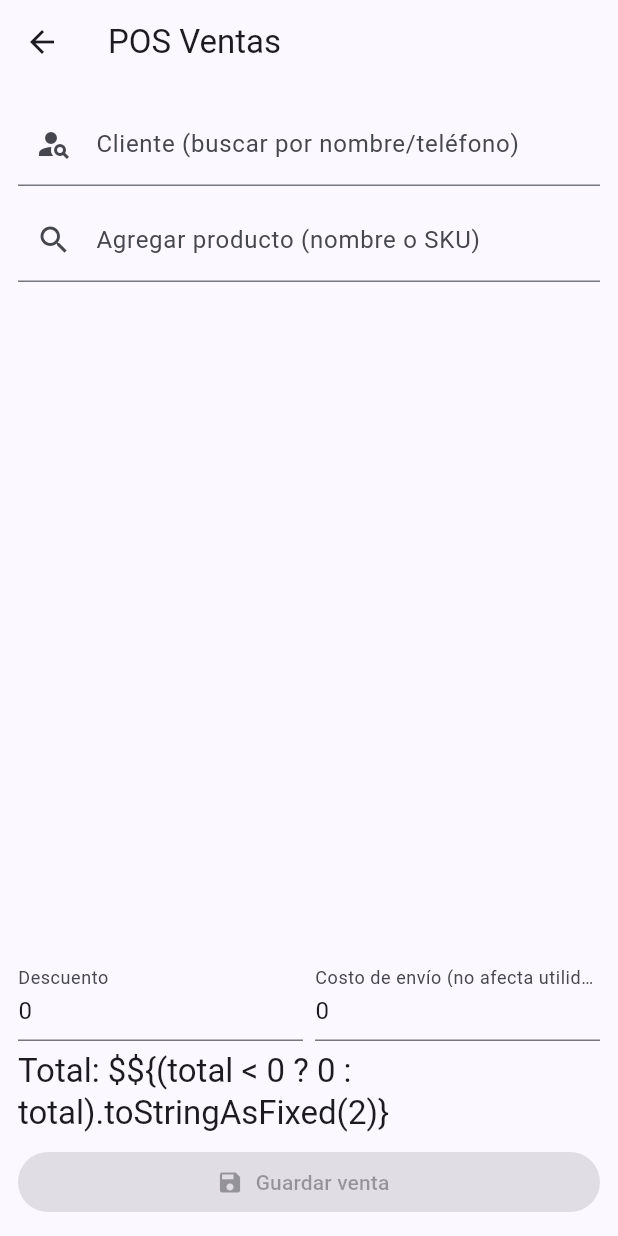
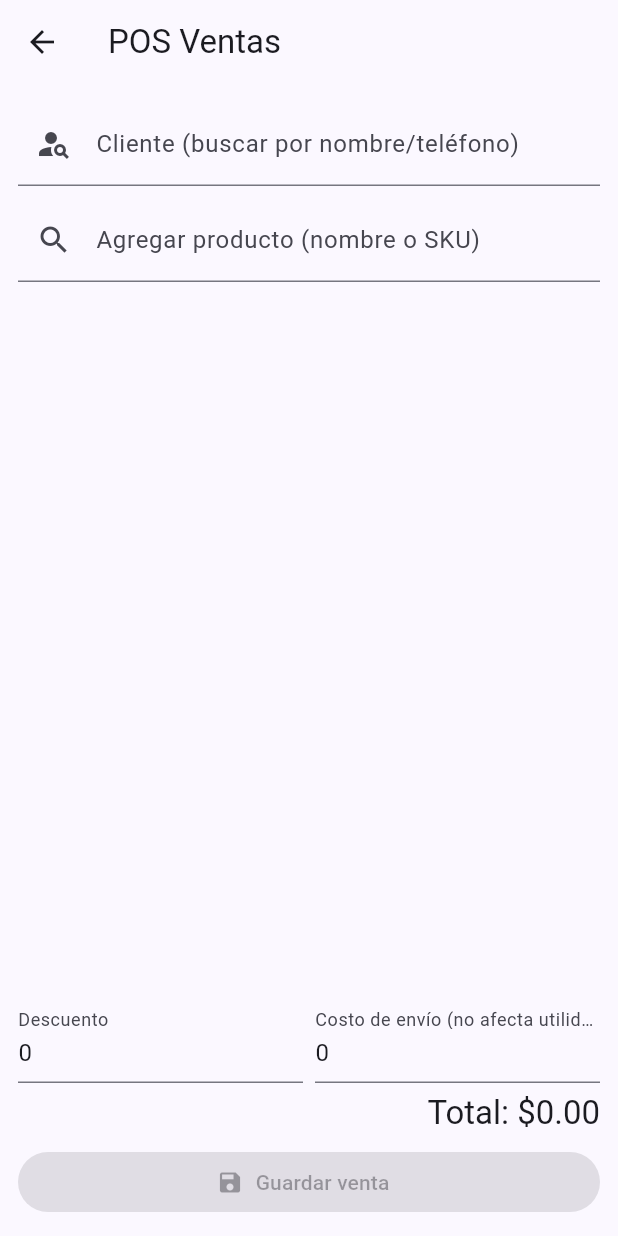
Before and after one commit to sergiopolis69-oss/popperscuv4, a Flutter app: the SalesPage screen opened directly, on a phone screen of 412 x 824 dp. Run offline on Flutter 3.47's test engine with Material 3 defaults, Android fonts, the phone set to English and light mode, and no system bars; our stand-ins replace csv, file_picker, flutter_riverpod, sqflite; accounts and stored records are empty.

Commit message:
Update sales_page.dart

```diff
--- a/lib/ui/sales_page.dart
+++ b/lib/ui/sales_page.dart
@@ -174,9 +174,11 @@ class _SalesPageState extends ConsumerState<SalesPage> {
                             itemCount: opts.length,
                             itemBuilder: (c, i) {
                               final o = opts.elementAt(i);
+                              final sku = _skuOf(o);
+                              final skuText = (sku == null || sku.isEmpty) ? "-" : sku;
                               return ListTile(
                                 title: Text(_nameOf(o)),
-                                subtitle: Text('SKU: \${_skuOf(o) ?? '-'}  |  \$\${_priceOf(o).toStringAsFixed(2)}'),
+                                subtitle: Text("SKU: $skuText  |  \$${_priceOf(o).toStringAsFixed(2)}"),
                                 onTap: () => onSelected(o),
                               );
                             },
@@ -197,8 +199,8 @@ class _SalesPageState extends ConsumerState<SalesPage> {
                 itemBuilder: (c, i) {
                   final it = _items[i];
                   return ListTile(
-                    title: Text('\${it.name}  x\${it.quantity}  \$\${it.price.toStringAsFixed(2)}'),
-                    subtitle: Text('Desc: \${it.lineDiscount.toStringAsFixed(2)} | Subtotal: \${it.subtotal.toStringAsFixed(2)}'),
+                    title: Text("${it.name}  x${it.quantity}  \$${it.price.toStringAsFixed(2)}"),
+                    subtitle: Text("Desc: ${it.lineDiscount.toStringAsFixed(2)} | Subtotal: ${it.subtotal.toStringAsFixed(2)}"),
                     trailing: Row(
                       mainAxisSize: MainAxisSize.min,
                       children: [
@@ -251,7 +253,7 @@ class _SalesPageState extends ConsumerState<SalesPage> {
                     const SizedBox(height: 6),
                     Align(
                       alignment: Alignment.centerRight,
-                      child: Text('Total: \$\${(total < 0 ? 0 : total).toStringAsFixed(2)}', style: Theme.of(context).textTheme.titleLarge),
+                      child: Text("Total: \$${(total < 0 ? 0 : total).toStringAsFixed(2)}", style: Theme.of(context).textTheme.titleLarge),
                     ),
                     const SizedBox(height: 8),
                     SizedBox(
```
